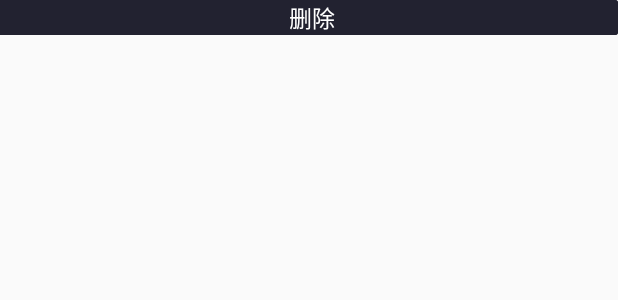
After one commit to jinyu9/TheWorldFantasies, an Android app: the layout delect.xml on its own in the app's theme, with its tools: preview values and no code run, on a phone screen of 412 x 824 dp. The commit adds this screen. Shown: the top 300 px of the screen. Run offline under Robolectric (Android 15) with nearby library versions, the phone set to English and light mode, and no system bars.

Commit message:
1.添加删除一级评论（长按，点击删除）2.修复评论只能回复一次

```diff
--- /dev/null
+++ b/app/src/main/res/layout/delect.xml
@@ -0,0 +1,30 @@
+<?xml version="1.0" encoding="utf-8"?>
+<LinearLayout xmlns:android="http://schemas.android.com/apk/res/android"
+    xmlns:app="http://schemas.android.com/apk/res-auto"
+    xmlns:tools="http://schemas.android.com/tools"
+    android:layout_width="match_parent"
+    android:layout_height="wrap_content"
+    android:background="@drawable/shape_praise_or_comment"
+    android:orientation="horizontal"
+    android:id="@+id/popup">
+
+    <LinearLayout
+        android:id="@+id/layout_comment"
+        android:layout_width="80dp"
+        android:layout_height="wrap_content"
+        android:layout_weight="1"
+        android:background="@drawable/selector_praise_or_comment_right_bg"
+        android:gravity="center"
+        android:orientation="horizontal">
+
+
+        <TextView
+            android:id="@+id/delect"
+            android:layout_width="wrap_content"
+            android:layout_height="wrap_content"
+            android:layout_marginLeft="4dp"
+            android:text="删除"
+            android:textColor="@color/base_FFFFFF"
+            android:textSize="15sp" />
+    </LinearLayout>
+</LinearLayout>
--- a/app/src/main/res/layout/item_comment.xml
+++ b/app/src/main/res/layout/item_comment.xml
@@ -4,7 +4,8 @@
     android:layout_width="match_parent"
     android:layout_height="match_parent"
     android:orientation="vertical"
-    android:paddingTop="5dp">
+    android:paddingTop="5dp"
+    android:descendantFocusability="blocksDescendants">
 
     <LinearLayout
         android:layout_width="wrap_content"
```
Also changed, not shown: app/src/main/java/com/example/worldtest/ui/dashboard/ListViewAdapter.java (+69 -16 lines), app/src/main/java/com/example/worldtest/ui/dashboard/FindDiscover.java (line endings or trailing spaces).
